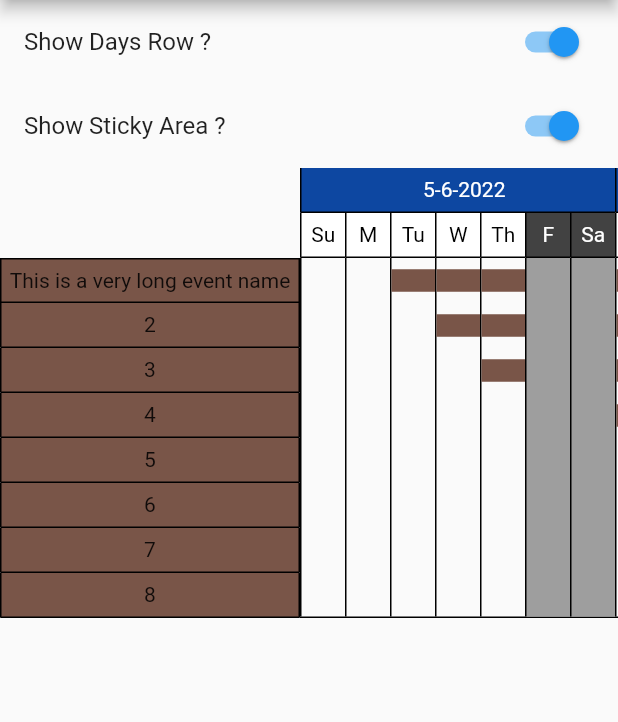
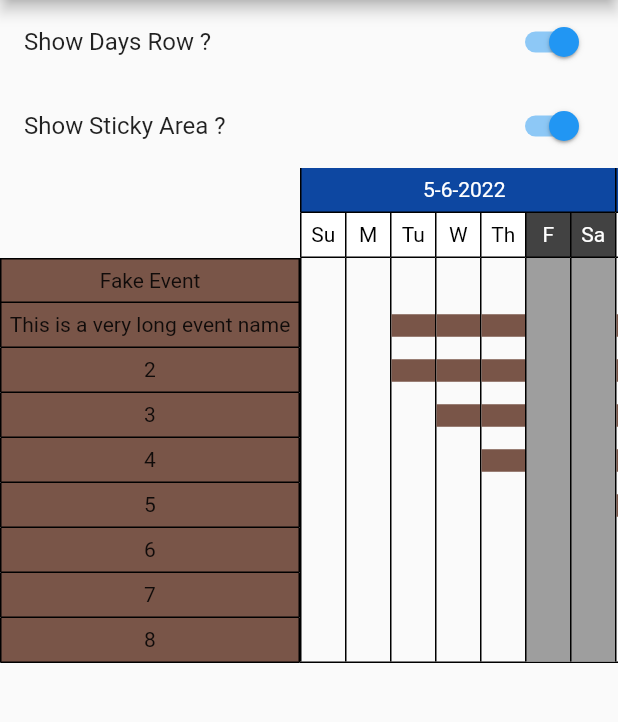
Before and after one commit to Bdaya-Dev/flutter_gantt_chart, a Flutter app: the screen it shows after launch, on a phone screen of 412 x 824 dp, the part 84-806 px from its top. Run offline on Flutter 3.47's test engine with Material 2 defaults, Android fonts, the phone set to English and light mode, and no system bars.

```diff
--- a/example/lib/main.dart
+++ b/example/lib/main.dart
@@ -118,6 +118,11 @@ class _MyHomePageState extends State<MyHomePage> {
             events: [
               GanttRelativeEvent(
                 relativeToStart: const Duration(days: 0),
+                duration: const Duration(days: 0),
+                displayName: 'Fake Event',
+              ),
+              GanttRelativeEvent(
+                relativeToStart: const Duration(days: 0),
                 duration: const Duration(days: 5),
                 displayName: 'This is a very long event name',
               ),
--- a/lib/src/event.dart
+++ b/lib/src/event.dart
@@ -1,3 +1,5 @@
+import 'dart:math';
+
 import 'package:flutter/material.dart';
 import 'package:flutter/widgets.dart';
 
@@ -13,20 +15,20 @@ DateTime getRelativeDate(
   Set<WeekDay> weekends,
   IsExtraHolidayFunc isExtraHolidayFunc,
 ) {
-  var extraDurationDays = 0;
-  var workDayIndex = 0;
-  while (true) {
-    if (workDayIndex == d.inDays) break;
-    final dateToTest =
-        start.add(Duration(days: workDayIndex + extraDurationDays));
-    final weekday = WeekDay.fromIntWeekday(dateToTest.weekday);
-    if (weekends.contains(weekday) || isExtraHolidayFunc(context, dateToTest)) {
-      extraDurationDays++;
-    } else {
-      workDayIndex++;
+  if (d.inDays == 0) return start;
+  final targetWorkDays = d.inDays;
+  var index = 0;
+  var workDaysCount = 0;
+  while (workDaysCount < targetWorkDays) {
+    final dayToTest = DateUtils.addDaysToDate(start, index);
+    final weekday = WeekDay.fromIntWeekday(dayToTest.weekday);
+    if (!weekends.contains(weekday) &&
+        !isExtraHolidayFunc(context, dayToTest)) {
+      workDaysCount++;
     }
+    index++;
   }
-  return start.add(Duration(days: workDayIndex + extraDurationDays - 1));
+  return DateUtils.addDaysToDate(start, index - 1);
 }
 
 abstract class GanttEventBase {
@@ -144,7 +146,7 @@ class GanttRelativeEvent extends GanttEventBase {
       getRelativeDate(
         context,
         ganttStartDate,
-        relativeToStart + const Duration(days: 1), //start date + relative + 1
+        relativeToStart, //start date + relative + 1
         weekends,
         isExtraHolidayFunc,
       );
--- a/lib/src/gantt_default_event_cell_per_day.dart
+++ b/lib/src/gantt_default_event_cell_per_day.dart
@@ -27,9 +27,11 @@ class GanttChartDefaultEventRowPerDayBuilder extends StatelessWidget {
   Widget build(BuildContext context) {
     final color = isHoliday
         ? (holidayColor ?? Colors.grey)
-        : (DateUtils.isSameDay(actStartDate, dayDate) ||
-                DateUtils.isSameDay(actEndDate, dayDate) ||
-                dayDate.isAfter(actStartDate) && dayDate.isBefore(actEndDate))
+        : !DateUtils.isSameDay(actStartDate, actEndDate) &&
+                (DateUtils.isSameDay(actStartDate, dayDate) ||
+                    DateUtils.isSameDay(actEndDate, dayDate) ||
+                    dayDate.isAfter(actStartDate) &&
+                        dayDate.isBefore(actEndDate))
             ? eventColor
             : null;
     return Container(
```
Also changed, not shown: 1 other file.
